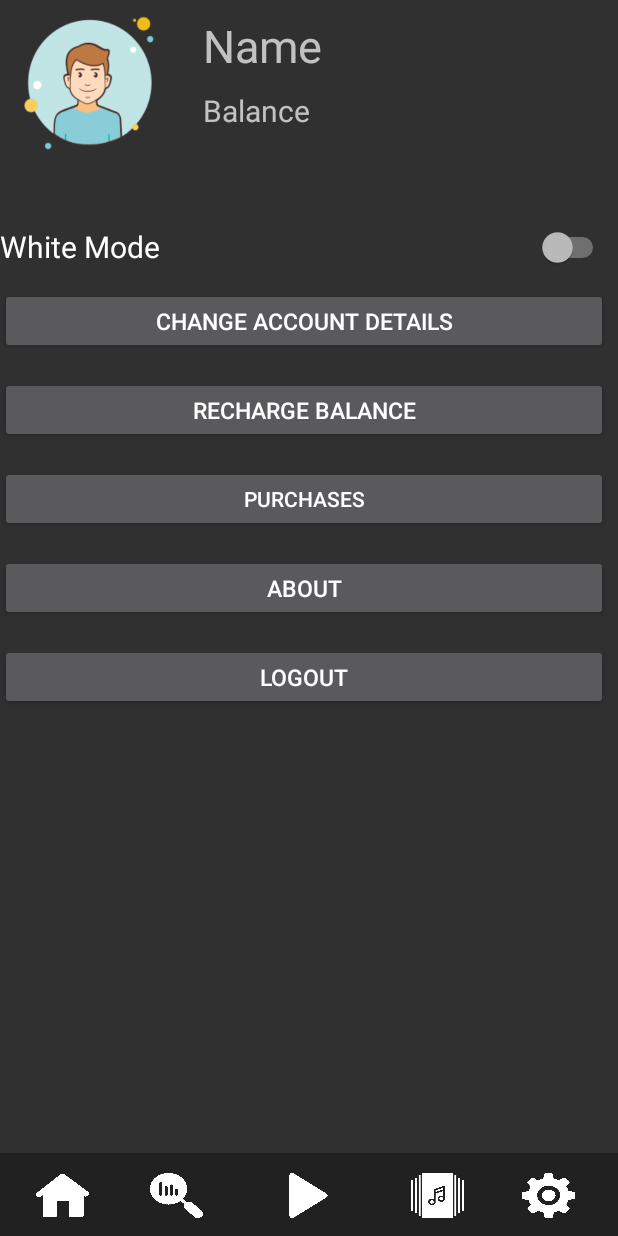
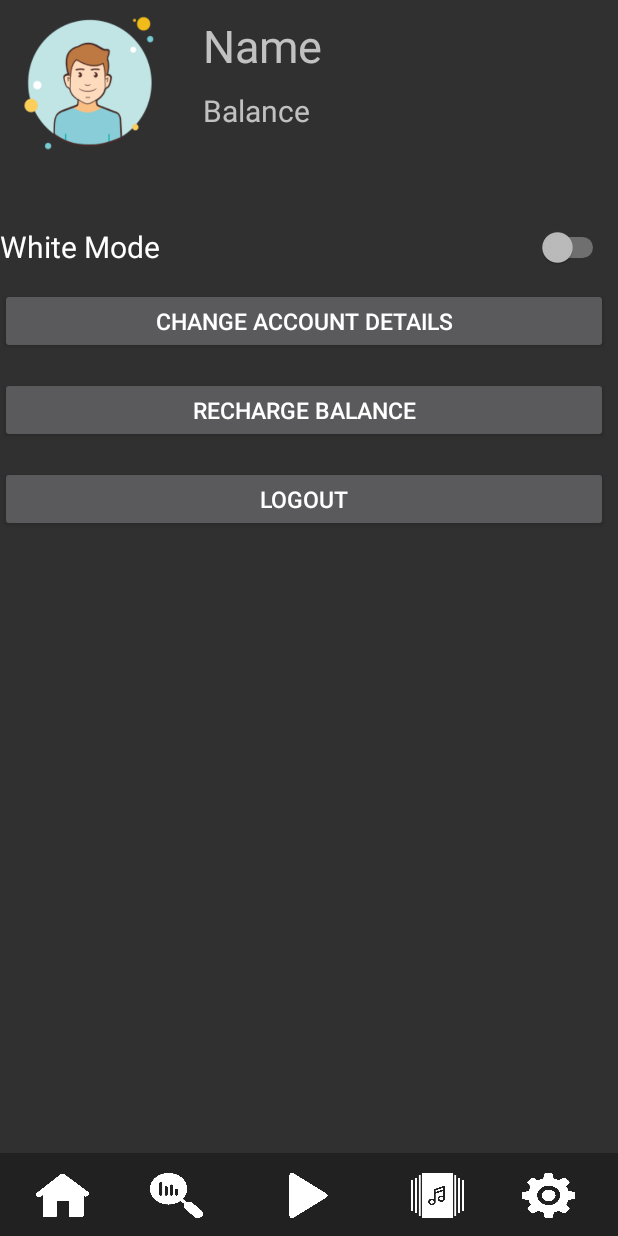
Before and after one commit to BeatBunny/Android, an Android app: the settings screen opened directly, with no data from a screen before it, on a phone screen of 412 x 824 dp. Run offline under Robolectric (Android 15) with nearby library versions, the phone set to English and light mode, and no system bars.

Commit message:
Update activity_settings.xml
Button fixed

```diff
--- a/ProjetoDesign/app/src/main/res/layout/activity_settings.xml
+++ b/ProjetoDesign/app/src/main/res/layout/activity_settings.xml
@@ -112,33 +112,14 @@
         app:layout_constraintTop_toBottomOf="@id/foto" />
 
     <Button
-        android:id="@+id/reset"
-        android:layout_width="405dp"
-        android:layout_height="44dp"
-        android:text="Purchases"
-        android:layout_marginTop="15dp"
-        app:layout_constraintTop_toBottomOf="@id/recharge"
-        app:layout_constraintStart_toStartOf="@id/recharge"/>
-
-    <Button
-        android:id="@+id/about"
-        android:layout_width="405dp"
-        android:layout_height="44dp"
-        android:text="About"
-        android:textSize="15sp"
-        android:layout_marginTop="15dp"
-        app:layout_constraintTop_toBottomOf="@id/reset"
-        app:layout_constraintStart_toStartOf="@id/reset" />
-
-    <Button
         android:id="@+id/logout"
         android:layout_width="405dp"
         android:layout_height="44dp"
         android:text="Logout"
+        android:layout_marginTop="15dp"
         android:textSize="15sp"
-        android:layout_marginTop="15dp"
-        app:layout_constraintTop_toBottomOf="@id/about"
-        app:layout_constraintStart_toStartOf="@id/about" />
+        app:layout_constraintTop_toBottomOf="@id/recharge"
+        app:layout_constraintStart_toStartOf="@id/recharge" />
 
     <Button
         android:id="@+id/recharge"
```
